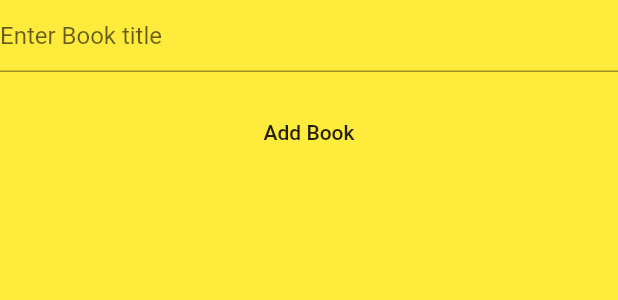
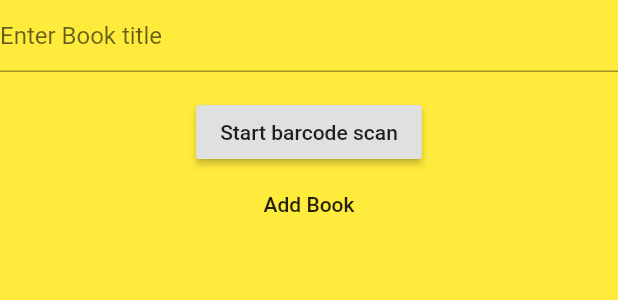
Before and after one commit to JGYaniv/ALPapp, a Flutter app: the AddBookForm widget shown alone on an empty page, opened directly, on a phone screen of 412 x 824 dp. Shown: the top 300 px of the screen. Run offline on Flutter 3.47's test engine with Material 2 defaults, Android fonts, the phone set to English and light mode, and no system bars; our stand-ins replace cloud_firestore, firebase_core; missing offline and left inert: flutter_barcode_scanner; accounts and stored records are empty.

```diff
--- a/client/lib/main.dart
+++ b/client/lib/main.dart
@@ -1,18 +1,15 @@
 import 'package:flutter/material.dart';
 import 'package:provider/provider.dart';
 
+import 'package:ALPapp/theme/standard_theme.dart';
 import 'package:ALPapp/pages/index.dart';
-import 'package:ALPapp/theme/standard_theme.dart';
-
-// importing pages for navigation
-import 'pages/index.dart';
-import 'pages/show.dart';
+import 'package:ALPapp/pages/show.dart';
 
 void main() {
-  runApp(MyApp());
+  runApp(App());
 }
 
-class MyApp extends StatelessWidget {
+class App extends StatelessWidget {
 
   @override
   Widget build(BuildContext context) {
@@ -24,11 +21,7 @@ class MyApp extends StatelessWidget {
         title: 'ALPapp',
         theme: StandardThemeData.themeData(),
         home: IndexPage(),
-        // adding routes
-        // initialRoute: '/',
         routes: {
-          // If the home property is specified, the routes table cannot include an entry for "/", since it would be redundant.
-          // '/': (context) => IndexPage(),
           '/show': (context) => ShowPage(),
         }
       ),
--- a/client/lib/pages/add_book_form.dart
+++ b/client/lib/pages/add_book_form.dart
@@ -1,4 +1,8 @@
 import 'package:flutter/material.dart';
+import 'package:flutter/services.dart';
+
+import 'package:flutter_barcode_scanner/flutter_barcode_scanner.dart';
+
 import 'package:ALPapp/utils/add_book.dart';
 
 class AddBookForm extends StatefulWidget {
@@ -40,20 +44,49 @@ class _AddBookFormState extends State<AddBookForm> {
           ),
           Padding(
             padding: const EdgeInsets.symmetric(vertical: 16.0),
-            child: AddBook(bookFormController)
-            // child: ElevatedButton(
-            //   onPressed: () {
-            //     // Validate will return true if the form is valid, or false if
-            //     // the form is invalid.
-            //     if (_formKey.currentState.validate()) {
-            //       AddBook(_formKey.toString());
-            //     }
-            //   },
-            //   child: Text('Submit'),
-            // ),
+            child: Column(
+              children: [
+                ScanButton(bookFormController),
+                AddBook(bookFormController)
+              ]
+            )
           ),
         ],
       ),
     );
   }
 }
+
+class ScanButton extends StatelessWidget{
+  final TextEditingController _textController;
+
+  ScanButton(this._textController);
+
+  Future<void> scanQR() async {
+    String barcodeScanRes;
+
+    try {
+      barcodeScanRes = await FlutterBarcodeScanner.scanBarcode(
+        "#ff6666", "Cancel", true, ScanMode.BARCODE
+      );
+    } on PlatformException {
+      barcodeScanRes = 'Failed to get platform version.';
+    }
+
+    // set the text form controller to the result of our scan
+    _textController.value = _textController.value.copyWith(
+      text: barcodeScanRes,
+      selection:
+          TextSelection(baseOffset: barcodeScanRes.length, extentOffset: barcodeScanRes.length),
+      composing: TextRange.empty,
+    );
+  }
+
+  @override
+  Widget build(BuildContext context) {
+    return RaisedButton(
+      onPressed: () => scanQR(),
+      child: Text("Start barcode scan")
+    );
+  }
+}
--- a/client/pubspec.yaml
+++ b/client/pubspec.yaml
@@ -26,13 +26,14 @@ dependencies:
 
   # The following adds the Cupertino Icons font to your application.
   # Use with the CupertinoIcons class for iOS style icons.
-  cupertino_icons: ^1.0.0
+  # cupertino_icons: ^1.0.0
 
   firebase_core: '0.5.0+1'
   firebase_analytics: ^5.0.2
   cloud_firestore: ^0.14.1+3
   provider: ^4.3.2+2
   google_api_availability: ^2.0.4
+  flutter_barcode_scanner: ^1.0.1
 
 dev_dependencies:
   flutter_test:
```
Also changed, not shown: client/pubspec.lock.
